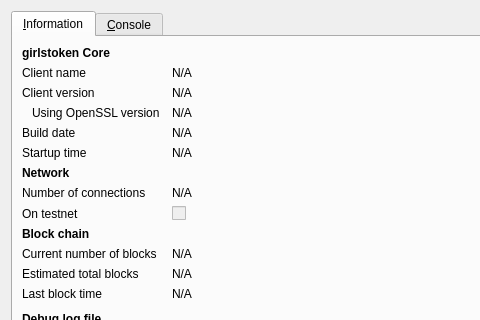
cryptolog/GirlsToken-2.0, file src/qt/forms/rpcconsole.ui: the form before one commit; both pictures show x 0 to 480 and y 0 to 320 of the 740 by 450 pixel window.
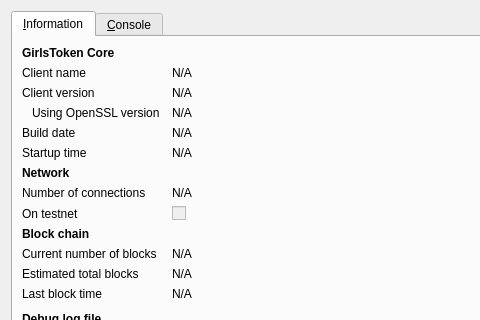
The form after the commit. Icons and pictures are not drawn.

The edit to the form file:
```diff
--- a/src/qt/forms/rpcconsole.ui
+++ b/src/qt/forms/rpcconsole.ui
@@ -36,7 +36,7 @@
           </font>
          </property>
          <property name="text">
-          <string>girlstoken Core</string>
+          <string>GirlsToken Core</string>
          </property>
         </widget>
        </item>
```
Left out of the diff: 6 changed lines with no effect on the pictures.
